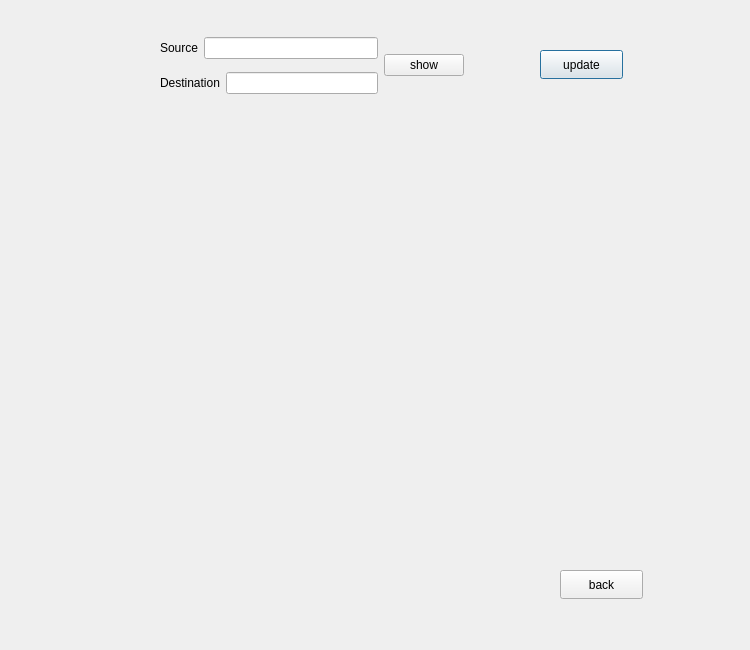
This is Guide_me/update_transportation.ui in MARIO00410/Guide-Me as Qt 5 draws it before an edit. The edited form follows.
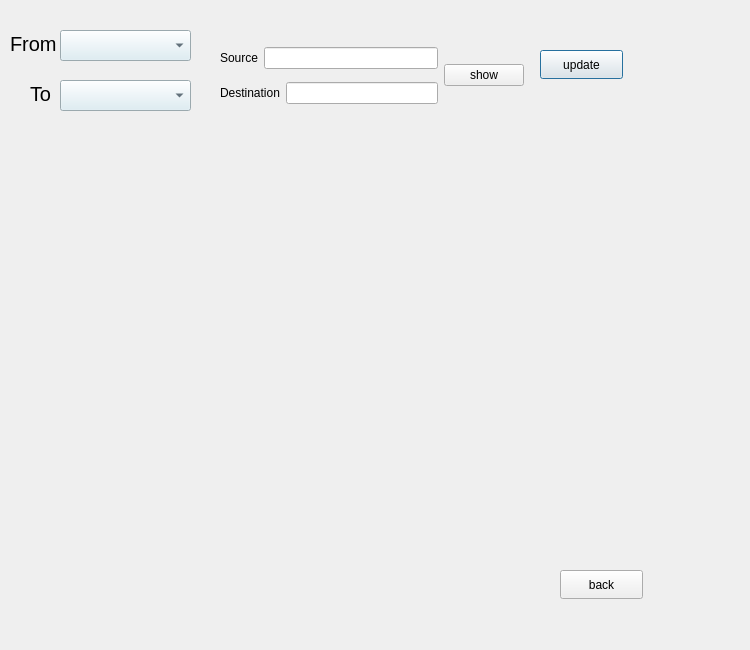
This is the edited form.

Diff of the .ui file:
```diff
--- a/Guide_me/update_transportation.ui
+++ b/Guide_me/update_transportation.ui
@@ -35,8 +35,8 @@
   <widget class="QWidget" name="layoutWidget">
    <property name="geometry">
     <rect>
-     <x>160</x>
-     <y>30</y>
+     <x>220</x>
+     <y>40</y>
      <width>304</width>
      <height>71</height>
     </rect>
@@ -96,6 +96,76 @@
     <string>back</string>
    </property>
   </widget>
+  <widget class="QComboBox" name="comboBox_To">
+   <property name="geometry">
+    <rect>
+     <x>60</x>
+     <y>80</y>
+     <width>131</width>
+     <height>31</height>
+    </rect>
+   </property>
+   <property name="styleSheet">
+    <string notr="true">background-color:rgba(217,236,243,255);
+color:rgba(18,37,51,255);</string>
+   </property>
+  </widget>
+  <widget class="QLabel" name="label_5">
+   <property name="geometry">
+    <rect>
+     <x>30</x>
+     <y>80</y>
+     <width>119</width>
+     <height>28</height>
+    </rect>
+   </property>
+   <property name="font">
+    <font>
+     <pointsize>15</pointsize>
+    </font>
+   </property>
+   <property name="styleSheet">
+    <string notr="true">background-color: transparent;</string>
+   </property>
+   <property name="text">
+    <string>To</string>
+   </property>
+  </widget>
+  <widget class="QComboBox" name="comboBoxFrom">
+   <property name="geometry">
+    <rect>
+     <x>60</x>
+     <y>30</y>
+     <width>131</width>
+     <height>31</height>
+    </rect>
+   </property>
+   <property name="styleSheet">
+    <string notr="true">background-color:rgba(217,236,243,255);
+color:rgba(18,37,51,255);</string>
+   </property>
+  </widget>
+  <widget class="QLabel" name="label_4">
+   <property name="geometry">
+    <rect>
+     <x>10</x>
+     <y>30</y>
+     <width>51</width>
+     <height>28</height>
+    </rect>
+   </property>
+   <property name="font">
+    <font>
+     <pointsize>15</pointsize>
+    </font>
+   </property>
+   <property name="styleSheet">
+    <string notr="true">background-color: transparent;</string>
+   </property>
+   <property name="text">
+    <string>From</string>
+   </property>
+  </widget>
  </widget>
  <resources/>
  <connections/>
```
